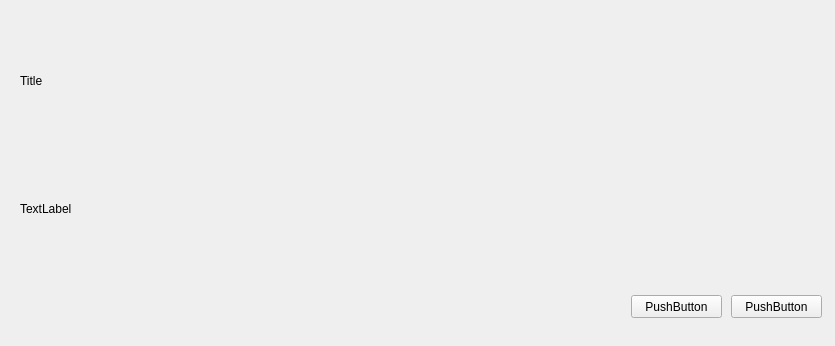
This is ui/result.ui in Achu-Worifung/quickMove as Qt 5 draws it before an edit. The edited form follows.
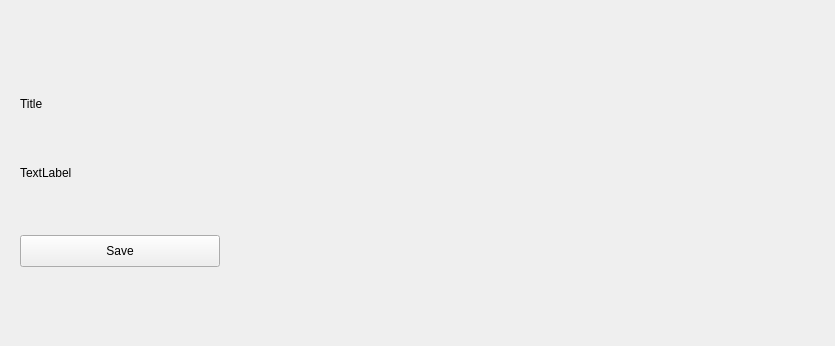
This is the edited form.

Commit message: added result to pane

```diff
--- a/ui/result.ui
+++ b/ui/result.ui
@@ -18,9 +18,21 @@
     <layout class="QVBoxLayout" name="verticalLayout">
      <item>
       <widget class="QWidget" name="widget_2" native="true">
+       <property name="maximumSize">
+        <size>
+         <width>16777215</width>
+         <height>150</height>
+        </size>
+       </property>
        <layout class="QGridLayout" name="gridLayout_2">
         <item row="0" column="0">
          <widget class="QLabel" name="title">
+          <property name="maximumSize">
+           <size>
+            <width>16777215</width>
+            <height>50</height>
+           </size>
+          </property>
           <property name="text">
            <string>Title</string>
           </property>
@@ -28,6 +40,12 @@
         </item>
         <item row="1" column="0">
          <widget class="QLabel" name="body">
+          <property name="maximumSize">
+           <size>
+            <width>16777215</width>
+            <height>145</height>
+           </size>
+          </property>
           <property name="text">
            <string>TextLabel</string>
           </property>
@@ -44,32 +62,21 @@
          <height>50</height>
         </size>
        </property>
-       <widget class="QPushButton" name="pushButton">
-        <property name="geometry">
-         <rect>
-          <x>620</x>
-          <y>10</y>
-          <width>91</width>
-          <height>23</height>
-         </rect>
-        </property>
-        <property name="text">
-         <string>PushButton</string>
-        </property>
-       </widget>
-       <widget class="QPushButton" name="pushButton_2">
-        <property name="geometry">
-         <rect>
-          <x>720</x>
-          <y>10</y>
-          <width>91</width>
-          <height>23</height>
-         </rect>
-        </property>
-        <property name="text">
-         <string>PushButton</string>
-        </property>
-       </widget>
+       <layout class="QVBoxLayout" name="verticalLayout_2">
+        <item>
+         <widget class="QPushButton" name="pushButton">
+          <property name="maximumSize">
+           <size>
+            <width>200</width>
+            <height>60</height>
+           </size>
+          </property>
+          <property name="text">
+           <string>Save</string>
+          </property>
+         </widget>
+        </item>
+       </layout>
       </widget>
      </item>
     </layout>
```
The commit also changes 6 other files.
